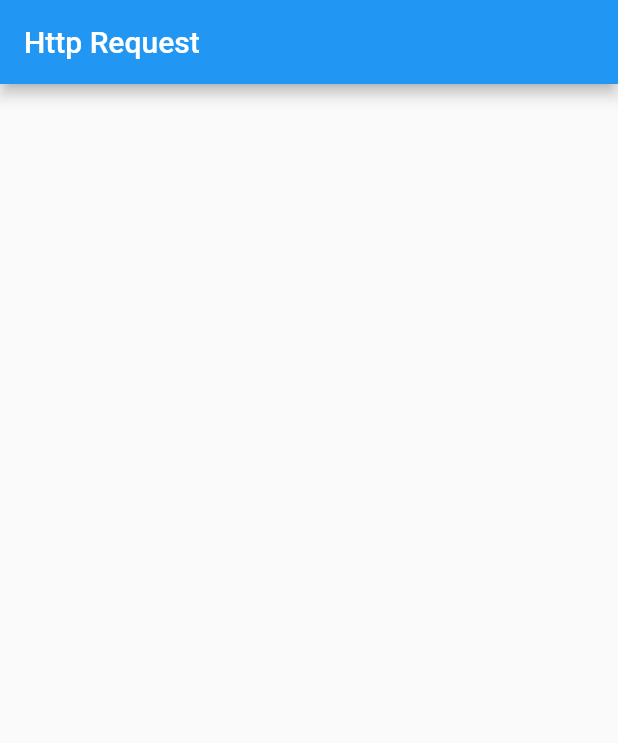
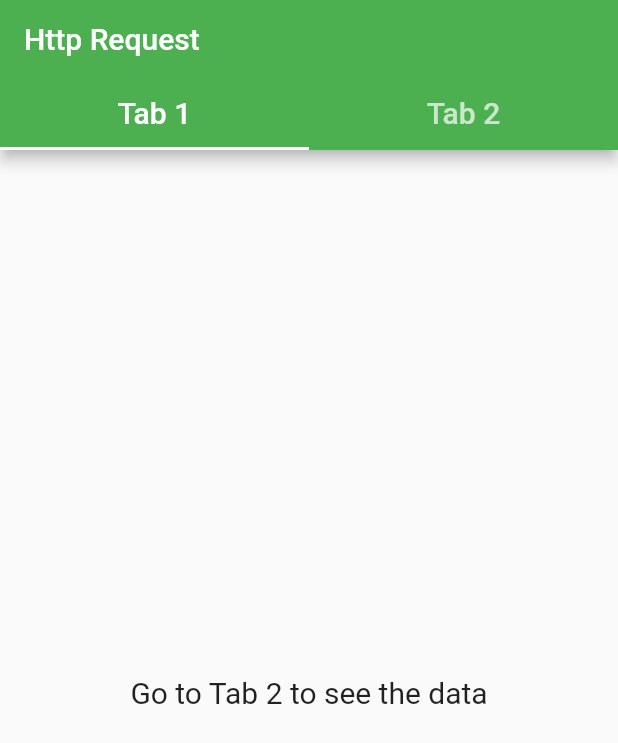
Before and after one commit to jecode93/http_request_app, a Flutter app: the screen it shows after launch, on a phone screen of 412 x 824 dp. Shown: the top 743 px of the screen. Run offline on Flutter 3.47's test engine with Material 2 defaults, Android fonts, the phone set to English and light mode, and no system bars.

Commit message:
Create appBar.dart, firstTab.dart, secondTab.dart file cleaning httpServices.dart file, add AppBar in homeScreen and TabBarView

```diff
--- a/lib/main.dart
+++ b/lib/main.dart
@@ -12,7 +12,7 @@ class MyApp extends StatelessWidget {
     return MaterialApp(
       title: 'Practice about http request',
       theme: ThemeData(
-        primarySwatch: Colors.blue,
+        primarySwatch: Colors.green,
       ),
       home: HomeScreen(title: 'Http Request'),
       debugShowCheckedModeBanner: false,
--- /dev/null
+++ b/lib/screen/firstTab.dart
@@ -0,0 +1,21 @@
+import 'package:flutter/material.dart';
+import 'package:http_request_app/screen/secondTab.dart';
+
+class FirstTab extends StatelessWidget {
+  const FirstTab({Key? key}) : super(key: key);
+
+  @override
+  Widget build(BuildContext context) {
+    return Center(
+      child: Padding(
+        padding: const EdgeInsets.all(15.0),
+        child: Text(
+          'Go to Tab 2 to see the data',
+          style: TextStyle(
+            fontSize: 20,
+          ),
+        ),
+      ),
+    );
+  }
+}
--- a/lib/screen/home_screen.dart
+++ b/lib/screen/home_screen.dart
@@ -1,5 +1,8 @@
 import 'package:flutter/material.dart';
 import 'package:http_request_app/models/httpServices.dart';
+import 'package:http_request_app/screen/firstTab.dart';
+import 'package:http_request_app/screen/secondTab.dart';
+import 'package:http_request_app/widgets/appBar.dart';
 
 class HomeScreen extends StatefulWidget {
   HomeScreen({required this.title});
@@ -13,11 +16,22 @@ class HomeScreen extends StatefulWidget {
 class _HomeScreenState extends State<HomeScreen> {
   @override
   Widget build(BuildContext context) {
-    return Scaffold(
-      appBar: AppBar(
-        title: Text(widget.title),
+    return DefaultTabController(
+      length: 2,
+      child: Scaffold(
+        appBar: PreferredSize(
+          preferredSize: const Size.fromHeight(100),
+          child: MyAppBar(
+            title: widget.title,
+          ),
+        ),
+        body: TabBarView(
+          children: [
+            FirstTab(),
+            SecondTab(),
+          ],
+        ),
       ),
-      body: Container(),
     );
     // This trailing comma makes auto-formatting nicer for build methods.
   }
--- /dev/null
+++ b/lib/screen/secondTab.dart
@@ -0,0 +1,11 @@
+import 'package:flutter/material.dart';
+import 'package:http_request_app/widgets/appBar.dart';
+
+class SecondTab extends StatelessWidget {
+  const SecondTab({Key? key}) : super(key: key);
+
+  @override
+  Widget build(BuildContext context) {
+    return Scaffold();
+  }
+}
--- /dev/null
+++ b/lib/widgets/appBar.dart
@@ -0,0 +1,27 @@
+import 'package:flutter/material.dart';
+
+class MyAppBar extends StatelessWidget {
+  final String? title;
+  const MyAppBar({Key? key, this.title}) : super(key: key);
+
+  @override
+  Widget build(BuildContext context) {
+    return PreferredSize(
+      preferredSize: const Size.fromHeight(100),
+      child: AppBar(
+        title: Text(title!),
+        bottom: TabBar(
+          labelStyle: TextStyle(fontSize: 20),
+          tabs: [
+            Tab(
+              text: ('Tab 1'),
+            ),
+            Tab(
+              text: ('Tab 2'),
+            ),
+          ],
+        ),
+      ),
+    );
+  }
+}
```
Also changed, not shown: lib/models/httpServices.dart (+5 -2 lines).
